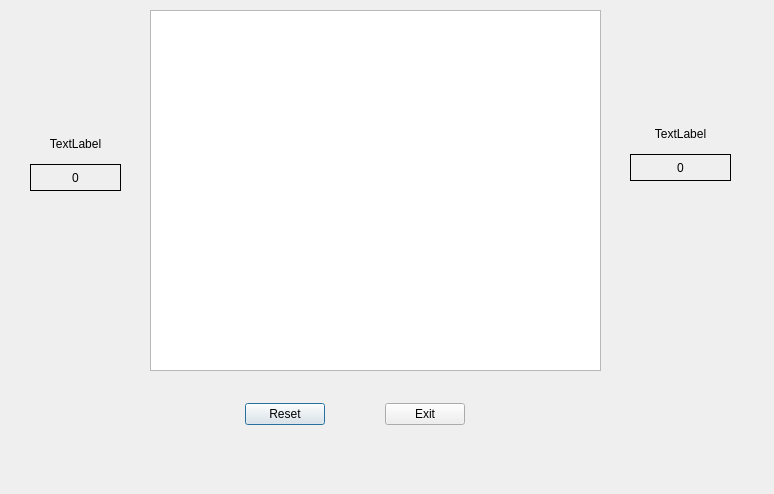
First picture: the form in 1vs1_qt/Second_version/dotandbox_1_1/game_window.ui, repository MarcoAlejandro/dotandbox_github, before the edit.
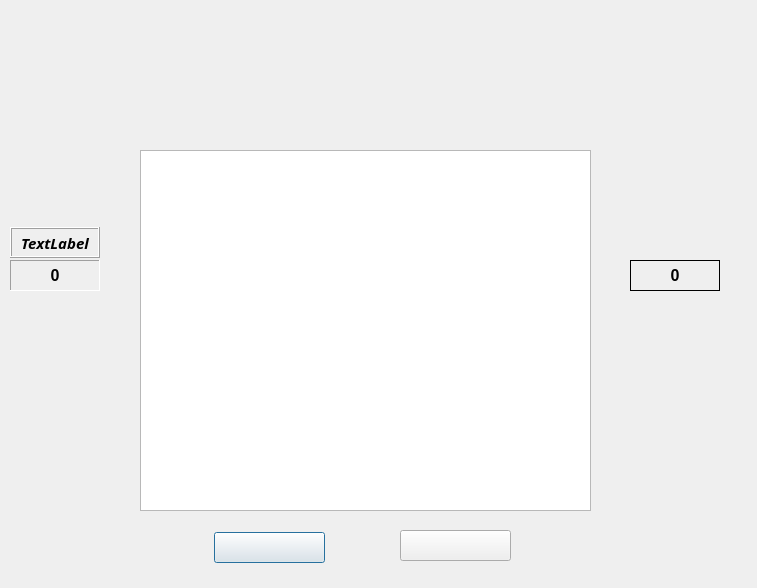
Second picture: the form after the edit. Icons and pictures are not drawn. Custom widgets are drawn as their Qt base class.

Commit message: Visual updates. Our game looks very very cool <3

Diff of the .ui file:
```diff
--- a/1vs1_qt/Second_version/dotandbox_1_1/game_window.ui
+++ b/1vs1_qt/Second_version/dotandbox_1_1/game_window.ui
@@ -9,8 +9,8 @@
    <rect>
     <x>0</x>
     <y>0</y>
-    <width>774</width>
-    <height>494</height>
+    <width>757</width>
+    <height>588</height>
    </rect>
   </property>
   <property name="windowTitle">
@@ -19,11 +19,14 @@
   <property name="autoFillBackground">
    <bool>false</bool>
   </property>
+  <property name="styleSheet">
+   <string notr="true">border-image: url(:/images/images/game_background.jpeg);</string>
+  </property>
   <widget class="map_graphics" name="g_map">
    <property name="geometry">
     <rect>
-     <x>150</x>
-     <y>10</y>
+     <x>140</x>
+     <y>150</y>
      <width>451</width>
      <height>361</height>
     </rect>
@@ -35,7 +38,10 @@
     <enum>Qt::LeftToRight</enum>
    </property>
    <property name="autoFillBackground">
-    <bool>false</bool>
+    <bool>true</bool>
+   </property>
+   <property name="styleSheet">
+    <string notr="true">border-image: url(:/images/images/white_background.jpg);</string>
    </property>
    <property name="frameShape">
     <enum>QFrame::StyledPanel</enum>
@@ -46,160 +52,38 @@
    <property name="sizeAdjustPolicy">
     <enum>QAbstractScrollArea::AdjustIgnored</enum>
    </property>
+   <property name="backgroundBrush">
+    <brush brushstyle="NoBrush">
+     <color alpha="255">
+      <red>0</red>
+      <green>0</green>
+      <blue>0</blue>
+     </color>
+    </brush>
+   </property>
    <property name="alignment">
     <set>Qt::AlignJustify|Qt::AlignVCenter</set>
    </property>
   </widget>
-  <widget class="QWidget" name="layoutWidget">
-   <property name="geometry">
-    <rect>
-     <x>190</x>
-     <y>400</y>
-     <width>330</width>
-     <height>29</height>
-    </rect>
-   </property>
-   <layout class="QHBoxLayout" name="horizontalLayout">
-    <item>
-     <spacer name="horizontalSpacer">
-      <property name="orientation">
-       <enum>Qt::Horizontal</enum>
-      </property>
-      <property name="sizeHint" stdset="0">
-       <size>
-        <width>40</width>
-        <height>20</height>
-       </size>
-      </property>
-     </spacer>
-    </item>
-    <item>
-     <widget class="QPushButton" name="b_reset">
-      <property name="text">
-       <string>Reset</string>
-      </property>
-     </widget>
-    </item>
-    <item>
-     <spacer name="horizontalSpacer_2">
-      <property name="orientation">
-       <enum>Qt::Horizontal</enum>
-      </property>
-      <property name="sizeHint" stdset="0">
-       <size>
-        <width>40</width>
-        <height>20</height>
-       </size>
-      </property>
-     </spacer>
-    </item>
-    <item>
-     <widget class="QPushButton" name="b_exit">
-      <property name="text">
-       <string>Exit</string>
-      </property>
-     </widget>
-    </item>
-    <item>
-     <spacer name="horizontalSpacer_3">
-      <property name="orientation">
-       <enum>Qt::Horizontal</enum>
-      </property>
-      <property name="sizeHint" stdset="0">
-       <size>
-        <width>40</width>
-        <height>20</height>
-       </size>
-      </property>
-     </spacer>
-    </item>
-   </layout>
-  </widget>
-  <widget class="QWidget" name="layoutWidget">
-   <property name="geometry">
-    <rect>
-     <x>30</x>
-     <y>130</y>
-     <width>91</width>
-     <height>61</height>
-    </rect>
-   </property>
-   <layout class="QVBoxLayout" name="verticalLayout_2">
-    <item>
-     <widget class="QLabel" name="l_p1_id">
-      <property name="frameShape">
-       <enum>QFrame::NoFrame</enum>
-      </property>
-      <property name="text">
-       <string>TextLabel</string>
-      </property>
-      <property name="alignment">
-       <set>Qt::AlignCenter</set>
-      </property>
-     </widget>
-    </item>
-    <item>
-     <widget class="QLabel" name="l_p1_score">
-      <property name="frameShape">
-       <enum>QFrame::Box</enum>
-      </property>
-      <property name="text">
-       <string>0</string>
-      </property>
-      <property name="alignment">
-       <set>Qt::AlignCenter</set>
-      </property>
-     </widget>
-    </item>
-   </layout>
-  </widget>
-  <widget class="QWidget" name="layoutWidget">
-   <property name="geometry">
-    <rect>
-     <x>630</x>
-     <y>120</y>
-     <width>101</width>
-     <height>61</height>
-    </rect>
-   </property>
-   <layout class="QVBoxLayout" name="verticalLayout">
-    <item>
-     <widget class="QLabel" name="l_p2_id">
-      <property name="text">
-       <string>TextLabel</string>
-      </property>
-      <property name="alignment">
-       <set>Qt::AlignCenter</set>
-      </property>
-     </widget>
-    </item>
-    <item>
-     <widget class="QLabel" name="l_p2_score">
-      <property name="frameShape">
-       <enum>QFrame::Box</enum>
-      </property>
-      <property name="text">
-       <string>0</string>
-      </property>
-      <property name="alignment">
-       <set>Qt::AlignCenter</set>
-      </property>
-     </widget>
-    </item>
-   </layout>
-  </widget>
   <widget class="QLabel" name="l_img">
    <property name="enabled">
     <bool>true</bool>
    </property>
    <property name="geometry">
     <rect>
-     <x>20</x>
-     <y>20</y>
+     <x>0</x>
+     <y>130</y>
      <width>111</width>
      <height>81</height>
     </rect>
    </property>
+   <property name="palette">
+    <palette>
+     <active/>
+     <inactive/>
+     <disabled/>
+    </palette>
+   </property>
    <property name="autoFillBackground">
     <bool>false</bool>
    </property>
@@ -222,12 +106,22 @@
    </property>
    <property name="geometry">
     <rect>
-     <x>630</x>
-     <y>30</y>
+     <x>620</x>
+     <y>140</y>
      <width>111</width>
      <height>81</height>
     </rect>
    </property>
+   <property name="palette">
+    <palette>
+     <active/>
+     <inactive/>
+     <disabled/>
+    </palette>
+   </property>
+   <property name="autoFillBackground">
+    <bool>false</bool>
+   </property>
    <property name="text">
     <string/>
    </property>
@@ -238,6 +132,181 @@
     <bool>true</bool>
    </property>
   </widget>
+  <widget class="QLabel" name="l_p2_id">
+   <property name="geometry">
+    <rect>
+     <x>630</x>
+     <y>227</y>
+     <width>90</width>
+     <height>31</height>
+    </rect>
+   </property>
+   <property name="palette">
+    <palette>
+     <active/>
+     <inactive/>
+     <disabled/>
+    </palette>
+   </property>
+   <property name="font">
+    <font>
+     <family>Purisa</family>
+     <pointsize>11</pointsize>
+     <weight>75</weight>
+     <italic>true</italic>
+     <bold>true</bold>
+     <kerning>true</kerning>
+    </font>
+   </property>
+   <property name="autoFillBackground">
+    <bool>false</bool>
+   </property>
+   <property name="styleSheet">
+    <string notr="true">border-image: url(:/images/images/paper_background.jpg);</string>
+   </property>
+   <property name="text">
+    <string/>
+   </property>
+   <property name="alignment">
+    <set>Qt::AlignCenter</set>
+   </property>
+  </widget>
+  <widget class="QLabel" name="l_p2_score">
+   <property name="geometry">
+    <rect>
+     <x>630</x>
+     <y>260</y>
+     <width>90</width>
+     <height>31</height>
+    </rect>
+   </property>
+   <property name="font">
+    <font>
+     <pointsize>12</pointsize>
+     <weight>75</weight>
+     <bold>true</bold>
+    </font>
+   </property>
+   <property name="styleSheet">
+    <string notr="true">border-image: url(:/images/images/paper_background.jpg);</string>
+   </property>
+   <property name="frameShape">
+    <enum>QFrame::Box</enum>
+   </property>
+   <property name="text">
+    <string>0</string>
+   </property>
+   <property name="alignment">
+    <set>Qt::AlignCenter</set>
+   </property>
+  </widget>
+  <widget class="QLabel" name="l_p1_id">
+   <property name="geometry">
+    <rect>
+     <x>10</x>
+     <y>227</y>
+     <width>90</width>
+     <height>31</height>
+    </rect>
+   </property>
+   <property name="palette">
+    <palette>
+     <active/>
+     <inactive/>
+     <disabled/>
+    </palette>
+   </property>
+   <property name="font">
+    <font>
+     <family>Purisa</family>
+     <pointsize>11</pointsize>
+     <weight>75</weight>
+     <italic>true</italic>
+     <bold>true</bold>
+    </font>
+   </property>
+   <property name="styleSheet">
+    <string notr="true">border-image: url(:/images/images/white_background.jpg);
+border-image: url(:/images/images/paper_background.jpg);</string>
+   </property>
+   <property name="frameShape">
+    <enum>QFrame::Box</enum>
+   </property>
+   <property name="frameShadow">
+    <enum>QFrame::Raised</enum>
+   </property>
+   <property name="text">
+    <string>TextLabel</string>
+   </property>
+   <property name="alignment">
+    <set>Qt::AlignCenter</set>
+   </property>
+  </widget>
+  <widget class="QLabel" name="l_p1_score">
+   <property name="geometry">
+    <rect>
+     <x>10</x>
+     <y>260</y>
+     <width>90</width>
+     <height>31</height>
+    </rect>
+   </property>
+   <property name="font">
+    <font>
+     <pointsize>12</pointsize>
+     <weight>75</weight>
+     <bold>true</bold>
+    </font>
+   </property>
+   <property name="styleSheet">
+    <string notr="true">border-image: url(:/images/images/white_background.jpg);
+border-image: url(:/images/images/paper_background.jpg);</string>
+   </property>
+   <property name="frameShape">
+    <enum>QFrame::Panel</enum>
+   </property>
+   <property name="frameShadow">
+    <enum>QFrame::Sunken</enum>
+   </property>
+   <property name="text">
+    <string>0</string>
+   </property>
+   <property name="alignment">
+    <set>Qt::AlignCenter</set>
+   </property>
+  </widget>
+  <widget class="QPushButton" name="b_reset">
+   <property name="geometry">
+    <rect>
+     <x>214</x>
+     <y>532</y>
+     <width>111</width>
+     <height>31</height>
+    </rect>
+   </property>
+   <property name="styleSheet">
+    <string notr="true">border-image: url(:/images/images/re.jpeg);</string>
+   </property>
+   <property name="text">
+    <string/>
+   </property>
+  </widget>
+  <widget class="QPushButton" name="b_exit">
+   <property name="geometry">
+    <rect>
+     <x>400</x>
+     <y>530</y>
+     <width>111</width>
+     <height>31</height>
+    </rect>
+   </property>
+   <property name="styleSheet">
+    <string notr="true">border-image: url(:/images/images/exit_button.jpeg);</string>
+   </property>
+   <property name="text">
+    <string/>
+   </property>
+  </widget>
   <zorder>layoutWidget</zorder>
   <zorder>layoutWidget</zorder>
   <zorder>layoutWidget</zorder>
```
Left out of the diff: 4 changed lines with no effect on the pictures. The commit also changes 23 other files.
